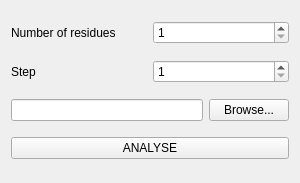
This is ProteinConfigStats/form/SEProteinConfigStatsAppGUI.ui in INF473S/INF473S-X15 as Qt 5 draws it before an edit. The edited form follows.
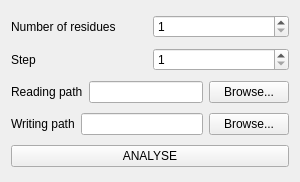
This is the edited form.

What changed in the file:
```diff
--- a/ProteinConfigStats/form/SEProteinConfigStatsAppGUI.ui
+++ b/ProteinConfigStats/form/SEProteinConfigStatsAppGUI.ui
@@ -7,7 +7,7 @@
     <x>0</x>
     <y>0</y>
     <width>300</width>
-    <height>183</height>
+    <height>182</height>
    </rect>
   </property>
   <property name="minimumSize">
@@ -65,10 +65,38 @@
    <item>
     <layout class="QHBoxLayout" name="horizontalLayout_3">
      <item>
-      <widget class="QLineEdit" name="lineEdit"/>
+      <widget class="QLabel" name="label">
+       <property name="text">
+        <string>Reading path</string>
+       </property>
+      </widget>
      </item>
      <item>
-      <widget class="QPushButton" name="pushButton_B">
+      <widget class="QLineEdit" name="lineEdit_r"/>
+     </item>
+     <item>
+      <widget class="QPushButton" name="r_pushButton">
+       <property name="text">
+        <string>Browse...</string>
+       </property>
+      </widget>
+     </item>
+    </layout>
+   </item>
+   <item>
+    <layout class="QHBoxLayout" name="horizontalLayout_4">
+     <item>
+      <widget class="QLabel" name="label_4">
+       <property name="text">
+        <string>Writing path</string>
+       </property>
+      </widget>
+     </item>
+     <item>
+      <widget class="QLineEdit" name="lineEdit_w"/>
+     </item>
+     <item>
+      <widget class="QPushButton" name="w_pushButton">
        <property name="text">
         <string>Browse...</string>
        </property>
```
Left out of the diff: 25 changed lines with no effect on the pictures.
